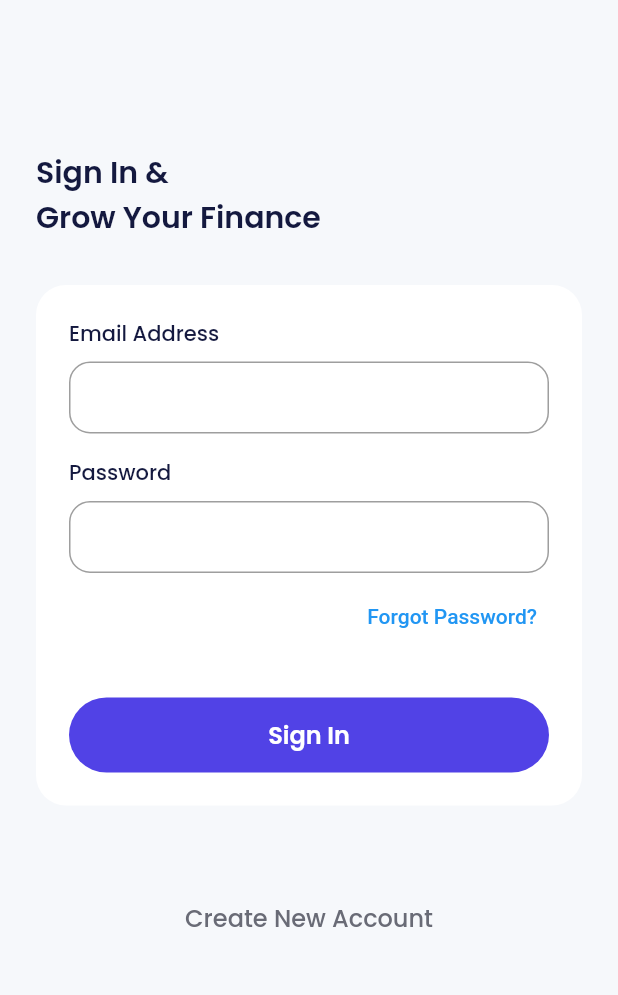
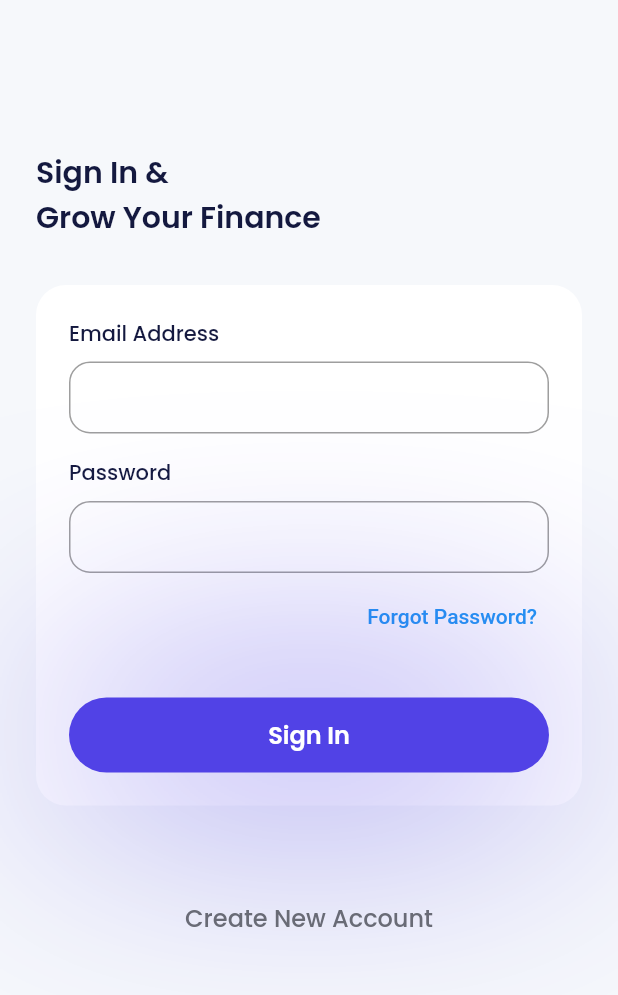
Before and after one commit to davadaviar/ewallet-sha, a Flutter app: the SignInPage screen opened directly, on a phone screen of 412 x 824 dp, the part 225-1220 px from its top. Run offline on Flutter 3.47's test engine with Material 2 defaults, Android fonts, the phone set to English and light mode, and no system bars; our stand-ins replace carousel_slider, google_fonts.

Commit message:
Fix button style

```diff
--- a/lib/ui/pages/signin_page.dart
+++ b/lib/ui/pages/signin_page.dart
@@ -107,9 +107,20 @@ class SignInPage extends StatelessWidget {
                     const SizedBox(
                       height: 30,
                     ),
-                    SizedBox(
+                    Container(
                       width: double.infinity,
                       height: 50,
+                      decoration: BoxDecoration(boxShadow: [
+                        BoxShadow(
+                          color: primaryColor,
+                          blurRadius: 150,
+                          spreadRadius: 0.5,
+                          offset: const Offset(
+                            0,
+                            0,
+                          ),
+                        )
+                      ]),
                       child: TextButton(
                         onPressed: () {},
                         style: TextButton.styleFrom(
```
